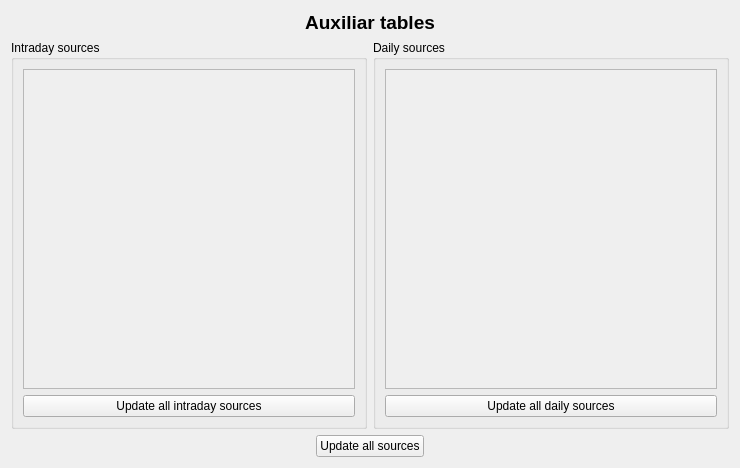
Before: the Qt Designer form ui/wdgQuotesUpdate.ui in turulomio/xulpymoney, drawn with Qt 5.
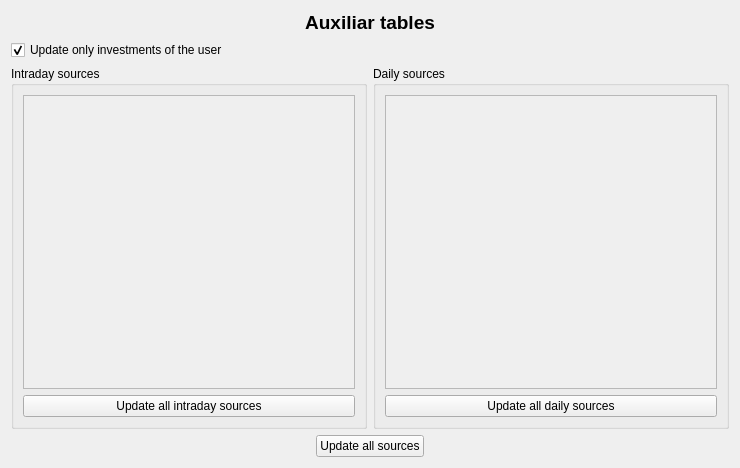
After: the same form once the commit is applied. Icons and pictures are not drawn.

Diff of the .ui file:
```diff
--- a/ui/wdgQuotesUpdate.ui
+++ b/ui/wdgQuotesUpdate.ui
@@ -35,6 +35,19 @@
          </property>
         </widget>
        </item>
+       <item>
+        <widget class="QCheckBox" name="chkUserOnly">
+         <property name="toolTip">
+          <string>If it's unchecked, Xulpymoney will update all products marked as autoupdate</string>
+         </property>
+         <property name="text">
+          <string>Update only investments of the user</string>
+         </property>
+         <property name="checked">
+          <bool>true</bool>
+         </property>
+        </widget>
+       </item>
        <item>
         <layout class="QHBoxLayout" name="horizontalLayout">
          <item>
@@ -60,7 +73,7 @@
                  <x>0</x>
                  <y>0</y>
                  <width>341</width>
-                 <height>308</height>
+                 <height>301</height>
                 </rect>
                </property>
                <layout class="QVBoxLayout" name="verticalLayout_7">
@@ -108,7 +121,7 @@
                  <x>0</x>
                  <y>0</y>
                  <width>341</width>
-                 <height>308</height>
+                 <height>301</height>
                 </rect>
                </property>
                <layout class="QVBoxLayout" name="verticalLayout_3">
```
